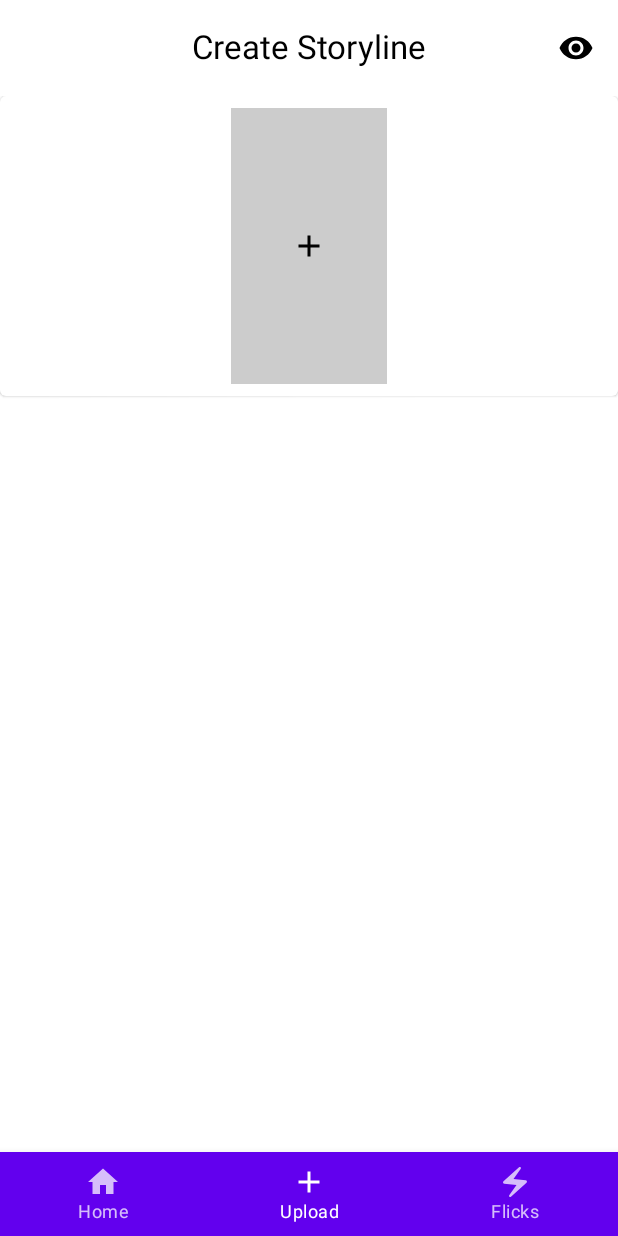
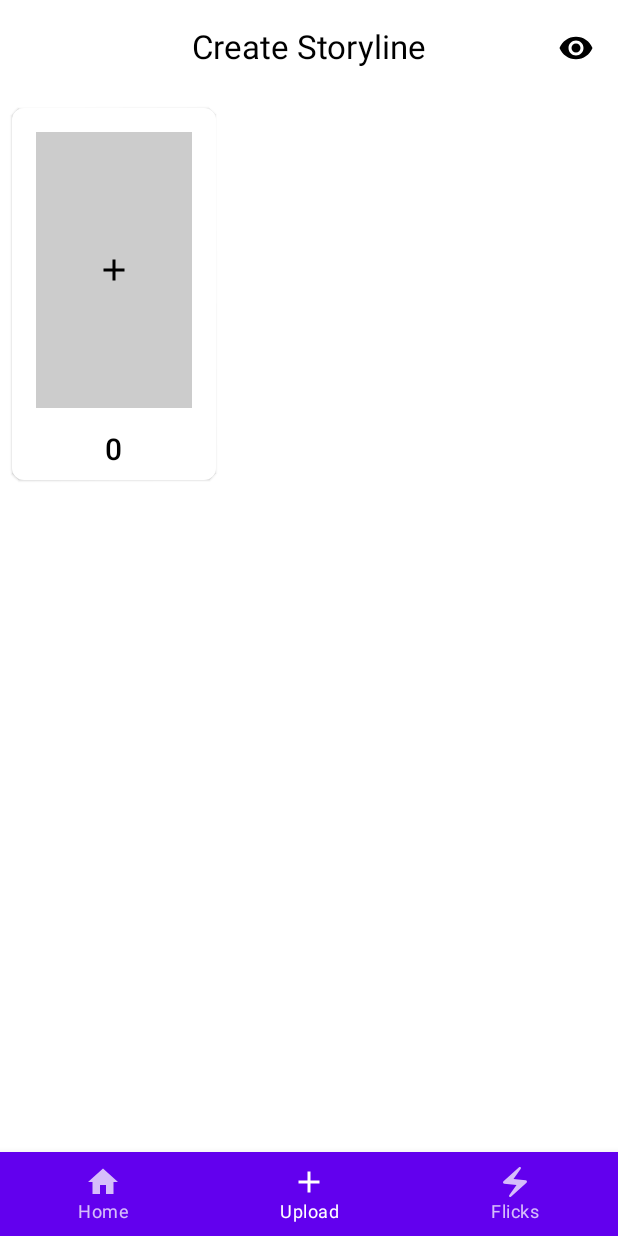
Before and after one commit to Saifuddin53/FlicksSaga, an Android app built with Jetpack Compose: the UploadScreen screen opened through its navigation route, on a phone screen of 412 x 824 dp. Run offline under Robolectric (Android 15) with nearby library versions, the phone set to English and light mode, and no system bars.

Commit message:
Tree structure done

```diff
--- a/app/src/main/java/com/myprojects/flickssaga/repositories/FlickRepository.kt
+++ b/app/src/main/java/com/myprojects/flickssaga/repositories/FlickRepository.kt
@@ -43,7 +43,7 @@ class FlickRepository {
     fun insertFlicksBinaryTree(): FlickBinaryTree{
         val flickBinaryTree = FlickBinaryTree()
 
-        flickBinaryTree.root = Flick(1)
+        flickBinaryTree.root = Flick(0)
 
 //        flickBinaryTree.root = flicks[0]
 //        flickBinaryTree.insertToLeft(flicks[0], flicks[1])
--- a/app/src/main/java/com/myprojects/flickssaga/ui/screens/UploadScreen.kt
+++ b/app/src/main/java/com/myprojects/flickssaga/ui/screens/UploadScreen.kt
@@ -1,15 +1,18 @@
 package com.myprojects.flickssaga.ui.screens
 
+import android.annotation.SuppressLint
 import android.graphics.Bitmap
 import android.media.MediaMetadataRetriever
 import android.net.Uri
 import android.os.Build
+import android.widget.Toast
 import androidx.activity.compose.rememberLauncherForActivityResult
 import androidx.activity.result.contract.ActivityResultContracts
 import androidx.compose.foundation.Image
 import androidx.compose.foundation.ScrollState
 import androidx.compose.foundation.background
 import androidx.compose.foundation.clickable
+import androidx.compose.foundation.horizontalScroll
 import androidx.compose.foundation.layout.Arrangement
 import androidx.compose.foundation.layout.Box
 import androidx.compose.foundation.layout.Column
@@ -68,36 +71,24 @@ import com.myprojects.flickssaga.ui.components.FlickDetailsModal
 import com.myprojects.flickssaga.viewmodels.FlickViewModel
 import kotlinx.coroutines.launch
 
-@OptIn(ExperimentalMaterial3Api::class, ExperimentalMaterialApi::class)
+
+@OptIn(ExperimentalMaterial3Api::class)
+@SuppressLint("UnrememberedMutableState")
 @Composable
 fun UploadScreen(
     flickViewModel: FlickViewModel,
 ) {
-    val flicks = flickViewModel.flicks
     val currentFlicks = flickViewModel.currentFlicks.collectAsState()
     val scrollBehavior = TopAppBarDefaults.pinnedScrollBehavior(rememberTopAppBarState())
     val uploadStates by flickViewModel.uploadState.collectAsState()
-
-    var uploadStatesMutable = remember { mutableStateOf(uploadStates) }
-    var showBottomSheet = remember { mutableStateOf(false) }
-
     val thumbnail = remember { mutableStateOf(currentFlicks.value.thumbnailUrl) }
-
-    var index = remember {
-        mutableStateOf(0)
-    }
-
+    val index = remember { mutableStateOf(0) }
     val scrollState = rememberScrollState()
-
-    var rows = remember { mutableStateOf(1) }
-
-//    LaunchedEffect(currentFlicks.value.thumbnailUrl) {
-//        thumbnail.value = currentFlicks.value.thumbnailUrl
-//    }
+    val rows = remember { mutableStateOf(1) }
+    val horizontalScrollState = rememberScrollState()
 
     Scaffold(
         modifier = Modifier.nestedScroll(scrollBehavior.nestedScrollConnection),
-
         topBar = {
             CenterAlignedTopAppBar(
                 colors = TopAppBarDefaults.topAppBarColors(
@@ -112,8 +103,7 @@ fun UploadScreen(
                         overflow = TextOverflow.Ellipsis
                     )
                 },
-                navigationIcon = {
-                },
+                navigationIcon = {},
                 actions = {
                     IconButton(onClick = { /* do something */ }) {
                         Icon(painter = painterResource(id = R.drawable.icon_preview),
@@ -129,113 +119,115 @@ fun UploadScreen(
             modifier = Modifier
                 .fillMaxSize()
                 .padding(innerPadding)
-                .verticalScroll(scrollState),
-        ){
-            when(uploadStatesMutable.value) {
+                .verticalScroll(scrollState)
+                .horizontalScroll(horizontalScrollState),
+        ) {
+            when (uploadStates) {
                 is UploadStates.Idle -> {
-                    UploadScreenContent(flicks = currentFlicks.value
-                        , showBottomSheet = showBottomSheet,
-                        thumbnail = thumbnail,
-                        rows = rows
-                    )
-
-
-                    if (showBottomSheet.value) {
-                        FlickDetailsModal(currentFlicks.value, flickViewModel, id = index,  showBottomSheet = showBottomSheet, uploadStates = uploadStatesMutable)
-                    }
-
+                    index.value = 0
+                    UploadScreenView(flickViewModel,index.value)
                 }
                 is UploadStates.Loading -> {
-
+                    // Display loading state if necessary
                 }
                 is UploadStates.Success -> {
                     thumbnail.value = UploadStates.Success.newFlick?.thumbnailUrl
-                    if(UploadStates.Success.newFlick?.rightFlick != null || UploadStates.Success.newFlick?.leftFlick != null) {
+                    if (UploadStates.Success.newFlick?.rightFlick != null || UploadStates.Success.newFlick?.leftFlick != null) {
                         rows.value += 1
                     }
-                    uploadStatesMutable.value = UploadStates.Idle
+                    flickViewModel.resetUploadStateToIdle()
                 }
                 is UploadStates.Error -> {
-
+                    // Handle error state if necessary
                 }
             }
         }
     }
 }
 
+@SuppressLint("StateFlowValueCalledInComposition")
 @Composable
-fun UploadScreenContent(
-    flicks: Flick,
-    thumbnail: MutableState<Bitmap?>,
-    showBottomSheet: MutableState<Boolean>,
-    rows: MutableState<Int>
+fun UploadScreenView(
+    viewModel: FlickViewModel,
+    index:  Int,
 ) {
-
-    val itemsPerRow = when (rows.value) {
-        1 -> 1
-        2 -> 2
-        3 -> 4
-        4 -> 8
-        else -> 0// Adjust as necessary for higher row counts
-    }
-
     Column(
-            modifier = Modifier
-                .fillMaxWidth()
+        modifier = Modifier.fillMaxSize(),
+        horizontalAlignment = Alignment.CenterHorizontally,
+        verticalArrangement = Arrangement.Center
     ) {
-            UploadFlickItem(flick = flicks, thumbnail = thumbnail, showBottomSheet = showBottomSheet)
-        }
-
-    if(rows.value > 1) {
-        Row(
-            modifier = Modifier.fillMaxWidth(),
-            horizontalArrangement = Arrangement.SpaceBetween
-        ) {
-            for (i in 0 until rows.value) {
-                Row(
-                    modifier = Modifier.fillMaxWidth()
-                ) {
-                    for (j in 0 until itemsPerRow) {
-                        if (i * itemsPerRow + j < itemsPerRow) {
-                            Box(
-                                modifier = Modifier
-                                    .weight(1f)
-                                    .padding(4.dp),
-                                contentAlignment = Alignment.Center
-                            ) {
-                                UploadFlickItem(flick = flicks, thumbnail = thumbnail, showBottomSheet = showBottomSheet)
-                            }
-                        }
-                    }
-                }
-            }
+        viewModel.flicks.value.root?.let {
+            UploadScreenContent(it, viewModel, index)
         }
     }
 }
 
 @Composable
-fun SingleRowContent(
-    rows: MutableState<Int>
+fun UploadScreenContent(
+    flick: Flick,
+    viewModel: FlickViewModel,
+    index: Int
 ) {
-    Row {
-        for (i in 0 until rows.value) {
-//            UploadFlickItem(flick = , thumbnail = , showBottomSheet = )
+    var rows: Int = 0
+
+    val size = when(rows) {
+        0 -> 1f
+        1 -> 0.5f
+        2 -> 0.25f
+        3 -> 0.125f
+        else -> 0f
     }
 
+    Column(
+        horizontalAlignment = Alignment.CenterHorizontally,
+        verticalArrangement = Arrangement.Center
+    ) {
+        NodeContent(flick, viewModel, index)
+
+        Row(
+            horizontalArrangement = Arrangement.SpaceBetween,
+            modifier = Modifier.padding(top = 16.dp)
+//                .fillMaxWidth(size)
+        ) {
+            flick.leftFlick?.let { UploadScreenContent(it, viewModel,it.id) }
+            flick.rightFlick?.let { UploadScreenContent(it, viewModel,it.id) }
+            rows += 1
+        }
     }
 }
 
-
 @Composable
-fun UploadFlickItem(flick: Flick,
-                    modifier: Modifier = Modifier,
-                    thumbnail: MutableState<Bitmap?>,
-                    showBottomSheet: MutableState<Boolean>) {
-    Card(
-        modifier = Modifier.fillMaxWidth()
+fun NodeContent(
+    flick: Flick,
+    viewModel: FlickViewModel,
+    index: Int
 ) {
     Column(
-            modifier = Modifier.fillMaxWidth(),
+        horizontalAlignment = Alignment.CenterHorizontally,
+        verticalArrangement = Arrangement.spacedBy(8.dp)
+    ) {
+        UploadFlickItem(flick = flick, index = index, viewModel = viewModel)
+    }
+}
+
+@SuppressLint("StateFlowValueCalledInComposition")
+@Composable
+fun UploadFlickItem(
+    flick: Flick,
+    modifier: Modifier = Modifier,
+    index: Int,
+    viewModel: FlickViewModel,
+) {
+    var showBottomSheet = remember { mutableStateOf(false) }
+    Card(
+        modifier = Modifier
+            .wrapContentSize()
+            .padding(8.dp),
+        shape = RoundedCornerShape(8.dp),
+    ) {
+        Column(
+            modifier = Modifier
+                .padding(8.dp),
             horizontalAlignment = Alignment.CenterHorizontally,
             verticalArrangement = Arrangement.Center,
         ) {
@@ -245,8 +237,8 @@ fun UploadFlickItem(flick: Flick,
                     .width(120.dp)
                     .padding(8.dp)
             ) {
-                if (thumbnail.value != null) {
-                    val imageBitmap: ImageBitmap = thumbnail.value!!.asImageBitmap()
+                if (flick.thumbnailUrl != null) {
+                    val imageBitmap: ImageBitmap = flick.thumbnailUrl!!.asImageBitmap()
                     Image(
                         bitmap = imageBitmap,
                         contentDescription = null,
@@ -257,11 +249,12 @@ fun UploadFlickItem(flick: Flick,
                     )
                 } else {
                     // Placeholder or error image
-                    Box(modifier = modifier
+                    Box(
+                        modifier = modifier
                             .fillMaxWidth()
                             .height(240.dp)
-                        .background(Color.LightGray)) {
-                    }
+                            .background(Color.LightGray)
+                    )
                 }
 
                 Icon(
@@ -271,8 +264,24 @@ fun UploadFlickItem(flick: Flick,
                         .align(Alignment.Center)
                         .clickable { showBottomSheet.value = true }
                 )
+            }
 
+            Text(
+                text = index.toString(),
+                style = MaterialTheme.typography.h6,
+                modifier = Modifier.padding(top = 8.dp),
+                maxLines = 1,
+                overflow = TextOverflow.Ellipsis
+            )
+        }
+        if (showBottomSheet.value) {
+            Toast.makeText(LocalContext.current, flick.toString(), Toast.LENGTH_SHORT).show()
+            FlickDetailsModal(
+                flick = flick,
+                flickViewModel = viewModel,
+                showBottomSheet = showBottomSheet,
+                id = flick.id,
+            )
         }
     }
 }
-}
--- a/app/src/main/java/com/myprojects/flickssaga/viewmodels/FlickViewModel.kt
+++ b/app/src/main/java/com/myprojects/flickssaga/viewmodels/FlickViewModel.kt
@@ -28,8 +28,8 @@ class FlickViewModel(private val flickRepository: FlickRepository): ViewModel()
     private val _flickState = MutableStateFlow<FlickState>(FlickState.Ready)
     val flickState = _flickState.asStateFlow()
 
-    private val uploadStates = MutableStateFlow<UploadStates>(UploadStates.Idle)
-    val uploadState = uploadStates.asStateFlow()
+    private val _uploadStates = MutableStateFlow<UploadStates>(UploadStates.Idle)
+    val uploadState = _uploadStates.asStateFlow()
 
     private val _currentFlicks = MutableStateFlow<Flick>(flickRepository.flicksBinaryTree.root!!)
     val currentFlicks = _currentFlicks.asStateFlow()
@@ -106,5 +106,17 @@ class FlickViewModel(private val flickRepository: FlickRepository): ViewModel()
         _flicksList.value = flickRepository.flicks
     }
 
+    fun resetUploadState() {
+        viewModelScope.launch {
+            _uploadStates.value = UploadStates.Success
+        }
+    }
+
+    fun resetUploadStateToIdle() {
+        viewModelScope.launch {
+            _uploadStates.value = UploadStates.Idle
+        }
+    }
+
 
 }
```
Also changed, not shown: app/src/main/java/com/myprojects/flickssaga/ui/components/CreateFlickModalSheet.kt (+69 -96 lines). Lines whose indentation alone changed are shown as unchanged.
